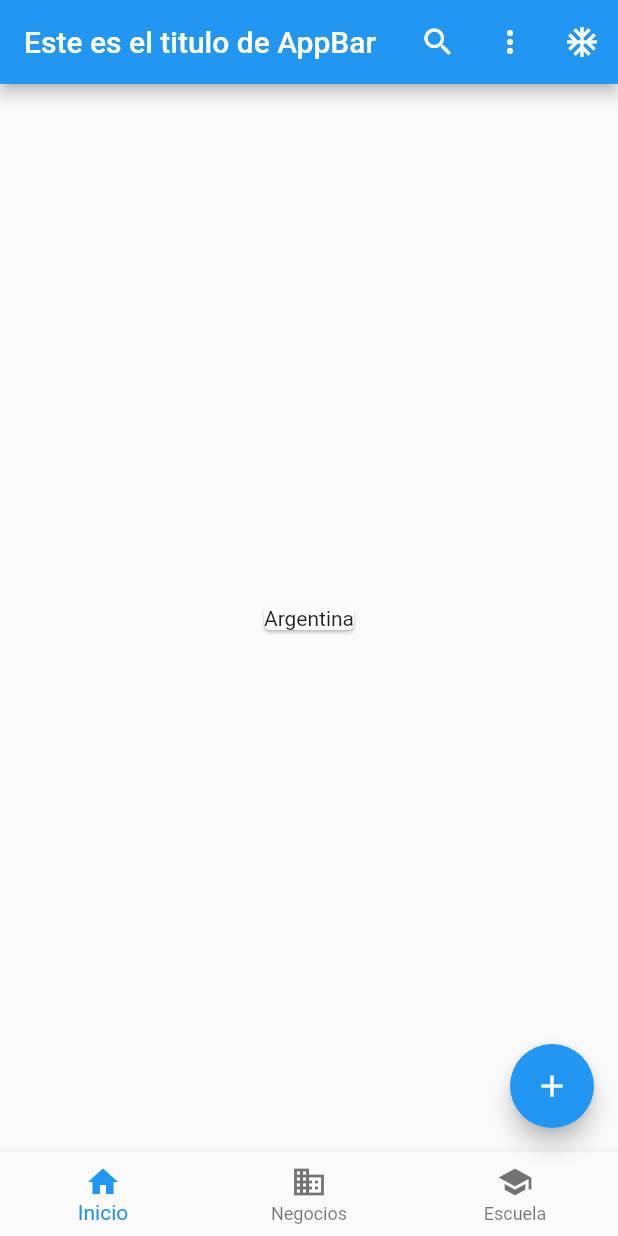
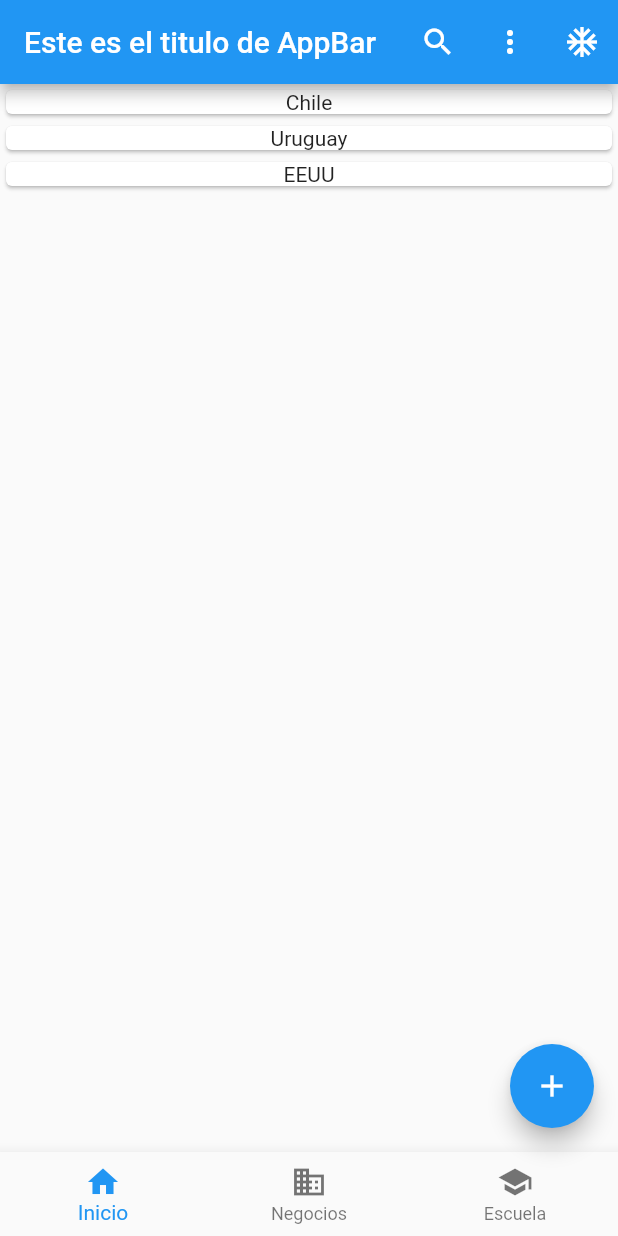
Before and after one commit to clayaldas/flutter_application_1, a Flutter app: the screen it shows after launch, after a tap on the "add" icon, on a phone screen of 412 x 824 dp. Run offline on Flutter 3.47's test engine with Material 3 defaults, Android fonts, the phone set to English and light mode, and no system bars.

```diff
--- /dev/null
+++ b/lib/country.dart
@@ -0,0 +1,27 @@
+import 'package:flutter/material.dart';
+
+class Country extends StatelessWidget {
+  //String newCountry = 'Colombia';
+  final String newCountry;
+
+  const Country({super.key, required this.newCountry});
+
+  @override
+  Widget build(BuildContext context) {
+    // return Card(
+    //   child: Text(newCountry),
+    // );
+
+    // return Card(
+    //   child: Center(
+    //     child: Text(newCountry),
+    //   ),
+    // );
+
+    return Card(
+      child: Center(
+        child: Text(newCountry),
+      ),
+    );
+  }
+}
--- a/lib/main.dart
+++ b/lib/main.dart
@@ -1,11 +1,19 @@
 import 'package:flutter/material.dart';
+import 'country.dart';
 
 void main() {
-  runApp(const MyApp());
+  // runApp(const MyApp());
+  runApp(MyApp());
 }
 
 class MyApp extends StatelessWidget {
-  const MyApp({super.key});
+  // const MyApp({super.key});
+
+  final List<String> countries = [
+    'Chile',
+    'Uruguay',
+    'EEUU',
+  ];
 
   @override
   Widget build(BuildContext context) {
@@ -58,12 +66,26 @@ class MyApp extends StatelessWidget {
         //     ),
         //   ),
 
-        body: const Center(
-          child: Country(
-            newCountry: 'Argentina',
-          ),
+        // body: const Center(
+        //   child: Country(
+        //     newCountry: 'Argentina',
+        //   ),
+        // ),
+
+        // body: const Column(
+        //   //mainAxisAlignment: MainAxisAlignment.start,
+        //   //crossAxisAlignment: CrossAxisAlignment.baseline,
+
+        //   children: <Country>[
+        //     Country(newCountry: 'Ecuador'),
+        //     Country(newCountry: 'Colombia'),
+        //     Country(newCountry: 'Brasil'),
+        //   ],
+        // ),
+
+        body: Column(
+          children: countries.map((item) => Country(newCountry: item)).toList(),
         ),
-
         //),
         bottomNavigationBar: BottomNavigationBar(
           items: const <BottomNavigationBarItem>[
@@ -85,7 +107,8 @@ class MyApp extends StatelessWidget {
         ),
         floatingActionButton: FloatingActionButton(
           onPressed: () {
-            print('Presiono el botón');
+            countries.add('Rusia');
+            print('Cantidad: ${countries.length}');
           },
           //backgroundColor: Colors.blue,
           child: const Icon(
@@ -97,17 +120,3 @@ class MyApp extends StatelessWidget {
     );
   }
 }
-
-class Country extends StatelessWidget {
-  //String newCountry = 'Colombia';
-  final String newCountry;
-
-  const Country({super.key, required this.newCountry});
-
-  @override
-  Widget build(BuildContext context) {
-    return Card(
-      child: Text(newCountry),
-    );
-  }
-}
```
